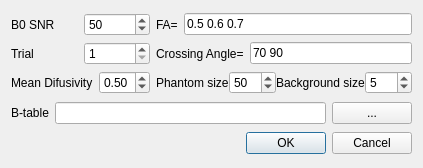
This is simulation.ui in frankyeh/DSI-Studio as Qt 5 draws it before an edit. The edited form follows.
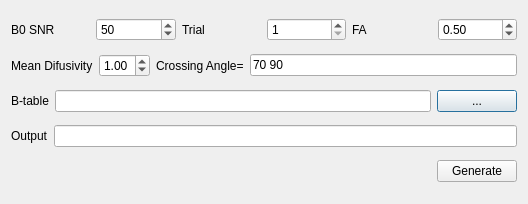
This is the edited form.

Commit message: new simulation function

Patch:
```diff
--- a/simulation.ui
+++ b/simulation.ui
@@ -6,8 +6,8 @@
    <rect>
     <x>0</x>
     <y>0</y>
-    <width>390</width>
-    <height>168</height>
+    <width>528</width>
+    <height>204</height>
    </rect>
   </property>
   <property name="windowTitle">
@@ -15,15 +15,7 @@
   </property>
   <layout class="QVBoxLayout" name="verticalLayout_2">
    <item>
-    <layout class="QGridLayout" name="gridLayout">
-     <property name="margin">
-      <number>0</number>
-     </property>
-     <property name="spacing">
-      <number>6</number>
-     </property>
-     <item row="0" column="0">
-      <layout class="QHBoxLayout" name="horizontalLayout_2">
+    <layout class="QHBoxLayout" name="horizontalLayout_4">
        <item>
         <widget class="QLabel" name="label">
          <property name="text">
@@ -37,17 +29,13 @@
           <number>1</number>
          </property>
          <property name="maximum">
-          <number>200</number>
+        <number>500</number>
          </property>
          <property name="value">
           <number>50</number>
          </property>
         </widget>
        </item>
-      </layout>
-     </item>
-     <item row="6" column="0">
-      <layout class="QHBoxLayout" name="horizontalLayout_4">
        <item>
         <widget class="QLabel" name="label_3">
          <property name="text">
@@ -61,58 +49,44 @@
           <number>1</number>
          </property>
          <property name="maximum">
-          <number>10</number>
+        <number>500</number>
          </property>
          <property name="value">
           <number>1</number>
          </property>
         </widget>
        </item>
-      </layout>
-     </item>
-     <item row="7" column="0">
-      <layout class="QHBoxLayout" name="horizontalLayout_3">
-       <item>
-        <widget class="QLabel" name="label_2">
-         <property name="text">
-          <string>Mean Difusivity</string>
-         </property>
-        </widget>
-       </item>
-       <item>
-        <widget class="QDoubleSpinBox" name="MD">
-         <property name="minimum">
-          <double>0.100000000000000</double>
-         </property>
-         <property name="maximum">
-          <double>5.000000000000000</double>
-         </property>
-         <property name="value">
-          <double>0.500000000000000</double>
-         </property>
-        </widget>
-       </item>
-      </layout>
-     </item>
-     <item row="0" column="1">
-      <layout class="QHBoxLayout" name="horizontalLayout_6">
        <item>
         <widget class="QLabel" name="label_6">
          <property name="text">
-          <string>FA=</string>
+        <string>FA</string>
          </property>
         </widget>
        </item>
        <item>
-        <widget class="QLineEdit" name="FA">
-         <property name="text">
-          <string>0.5 0.6 0.7</string>
+      <widget class="QDoubleSpinBox" name="FA">
+       <property name="maximum">
+        <double>1.000000000000000</double>
+       </property>
+       <property name="singleStep">
+        <double>0.100000000000000</double>
+       </property>
+       <property name="value">
+        <double>0.500000000000000</double>
          </property>
         </widget>
        </item>
       </layout>
      </item>
-     <item row="6" column="1">
+   <item>
+    <layout class="QGridLayout" name="gridLayout">
+     <property name="margin">
+      <number>0</number>
+     </property>
+     <property name="spacing">
+      <number>6</number>
+     </property>
+     <item row="5" column="1">
       <layout class="QHBoxLayout" name="horizontalLayout_7">
        <item>
         <widget class="QLabel" name="label_4">
@@ -130,48 +104,25 @@
        </item>
       </layout>
      </item>
-     <item row="7" column="1">
-      <layout class="QHBoxLayout" name="horizontalLayout_5">
-       <property name="spacing">
-        <number>0</number>
-       </property>
+     <item row="5" column="0">
+      <layout class="QHBoxLayout" name="horizontalLayout_3">
        <item>
-        <widget class="QLabel" name="label_8">
+        <widget class="QLabel" name="label_2">
          <property name="text">
-          <string>Phantom size</string>
+          <string>Mean Difusivity</string>
          </property>
         </widget>
        </item>
        <item>
-        <widget class="QSpinBox" name="phantom_size">
+        <widget class="QDoubleSpinBox" name="MD">
          <property name="minimum">
-          <number>1</number>
+          <double>0.100000000000000</double>
          </property>
          <property name="maximum">
-          <number>200</number>
+          <double>5.000000000000000</double>
          </property>
          <property name="value">
-          <number>50</number>
-         </property>
-        </widget>
-       </item>
-       <item>
-        <widget class="QLabel" name="label_7">
-         <property name="text">
-          <string>Background size</string>
-         </property>
-        </widget>
-       </item>
-       <item>
-        <widget class="QSpinBox" name="background_size">
-         <property name="minimum">
-          <number>1</number>
-         </property>
-         <property name="maximum">
-          <number>100</number>
-         </property>
-         <property name="value">
-          <number>5</number>
+          <double>1.000000000000000</double>
          </property>
         </widget>
        </item>
@@ -201,14 +152,42 @@
     </layout>
    </item>
    <item>
-    <widget class="QDialogButtonBox" name="buttonBox">
+    <layout class="QHBoxLayout" name="horizontalLayout_5">
+     <item>
+      <widget class="QLabel" name="label_7">
+       <property name="text">
+        <string>Output</string>
+       </property>
+      </widget>
+     </item>
+     <item>
+      <widget class="QLineEdit" name="output"/>
+     </item>
+    </layout>
+   </item>
+   <item>
+    <layout class="QHBoxLayout" name="horizontalLayout_2">
+     <item>
+      <spacer name="horizontalSpacer">
      <property name="orientation">
       <enum>Qt::Horizontal</enum>
      </property>
-     <property name="standardButtons">
-      <set>QDialogButtonBox::Cancel|QDialogButtonBox::Ok</set>
-     </property>
-    </widget>
+       <property name="sizeHint" stdset="0">
+        <size>
+         <width>40</width>
+         <height>20</height>
+        </size>
+       </property>
+      </spacer>
+     </item>
+     <item>
+      <widget class="QPushButton" name="generate">
+       <property name="text">
+        <string>Generate</string>
+       </property>
+      </widget>
+     </item>
+    </layout>
    </item>
   </layout>
  </widget>
```
Left out of the diff: 35 changed lines with no effect on the pictures. Lines whose indentation alone changed are shown as unchanged. The commit also changes 5 other files.
